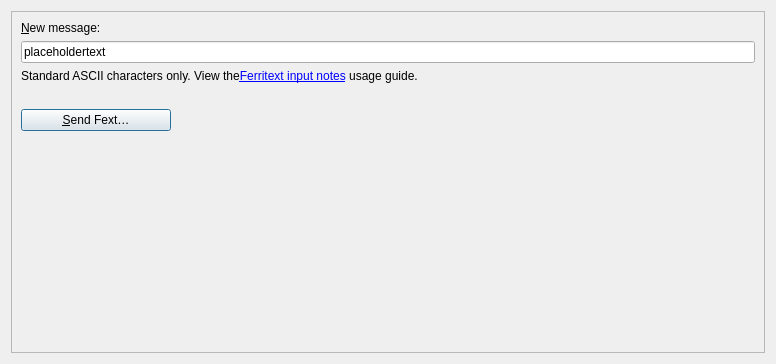
First picture: the form in src/qt/forms/sendfextpage.ui, repository koh-gt/ferrite-core, before the edit.
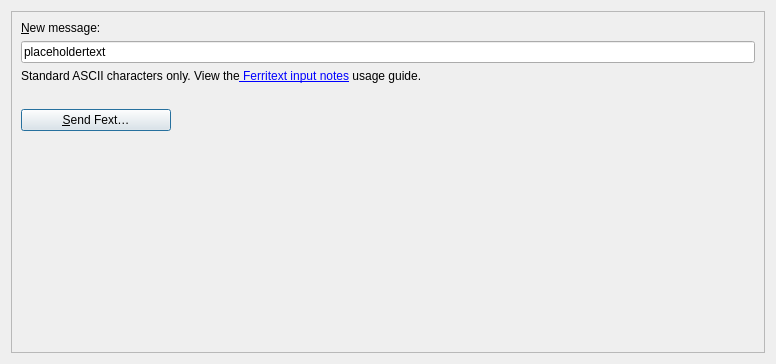
Second picture: the form after the edit. Icons and pictures are not drawn. Custom widgets are drawn as their Qt base class.

What changed in the file:
```diff
--- a/src/qt/forms/sendfextpage.ui
+++ b/src/qt/forms/sendfextpage.ui
@@ -64,7 +64,7 @@
          </sizepolicy>
         </property>
         <property name="text">
-         <string>Standard ASCII characters only. View the&lt;a href=&quot;https://github.com/koh-gt/ferritext/wiki/Ferritext-Input&quot;&gt;Ferritext input notes&lt;/a&gt; usage guide.</string>
+         <string>Standard ASCII characters only. View the&lt;a href=&quot;https://github.com/koh-gt/ferritext/wiki/Ferritext-Input&quot;&gt; Ferritext input notes&lt;/a&gt; usage guide.</string>
         </property>
         <property name="textFormat">
          <enum>Qt::RichText</enum>
```
